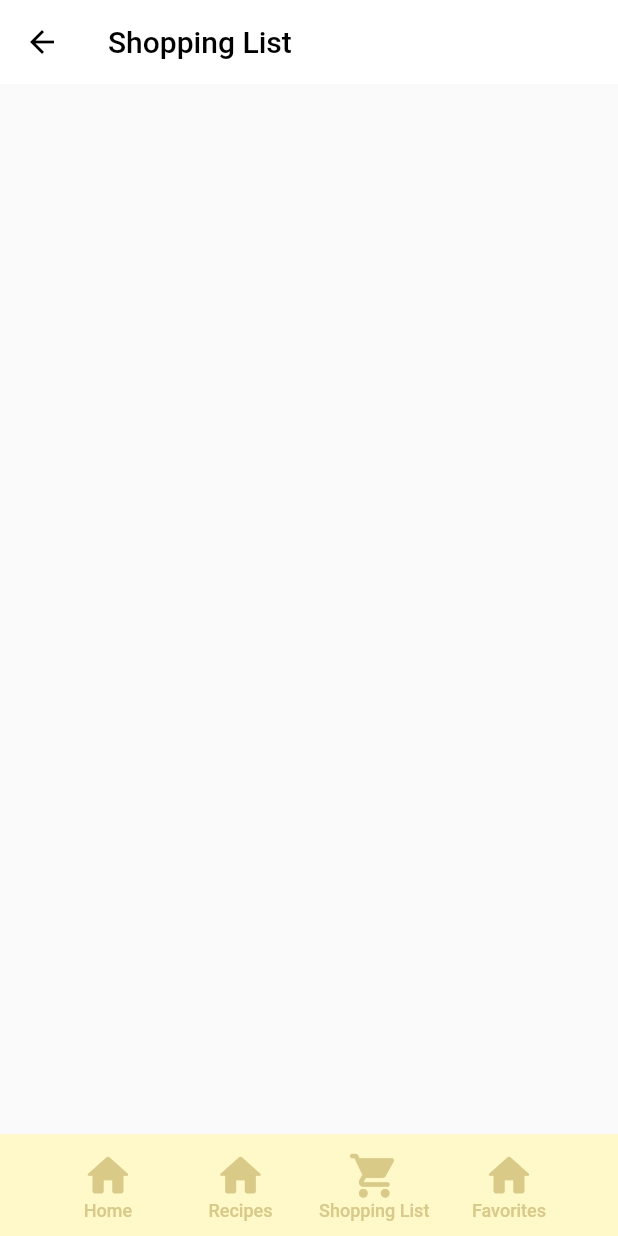
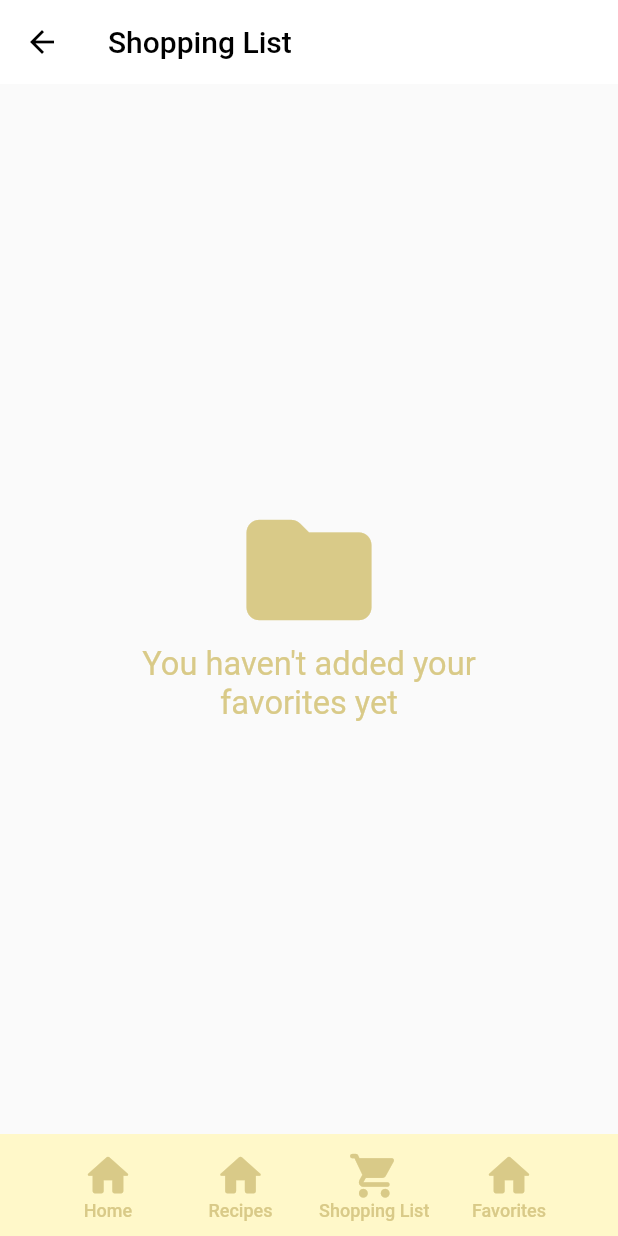
Before and after one commit to Alessa-Gillespie/Kusina-App, a Flutter app: the ShoppingList screen opened by its route, on a phone screen of 412 x 824 dp. Run offline on Flutter 3.47's test engine with Material 2 defaults, Android fonts, the phone set to English and light mode, and no system bars.

Commit message:
1. added an empty section in shopping list page 2. added comments in shopping list page and favorite page about this

```diff
--- a/lib/navbar.dart
+++ b/lib/navbar.dart
@@ -37,7 +37,8 @@ class NavBar extends StatelessWidget {
                     icon: Icons.home_rounded,
                     text: 'Recipes',
                     onPress: () {
-                      Navigator.pushNamed(context, AppRoutes.ingredientsPageScreen);
+                      Navigator.pushNamed(context, AppRoutes.resultsPageScreen); //if no selected ingredients,
+                                                                                 // it should be recipes page instead
                     }
                 ),
               ),
--- a/lib/screens/favorites_page_screen.dart
+++ b/lib/screens/favorites_page_screen.dart
@@ -17,7 +17,8 @@ class FavoritesPageScreen extends StatefulWidget {
 }
 
 class _FavoritesPageScreenState extends State<FavoritesPageScreen> {
-  bool favoritesListIsEmpty = false;
+  bool _favoritesListIsEmpty = true;//depends sa "database" ng favorites and controls the display of _buildEmptySection()
+                                    //NOTE: this bool is just a placeholder variable
 
   //TEMPORARY CONTAINER PLACEHOLDER FOR IMAGE
   Container placeholder = Container(
@@ -181,9 +182,9 @@ class _FavoritesPageScreenState extends State<FavoritesPageScreen> {
         children: <Widget>[
           SizedBox(height: 22),
           _buildFilterSection(),//filter
-          favoritesListIsEmpty
+          _favoritesListIsEmpty
           ? _buildEmptySection()//empty display
-          : _buildRecipeBlocks(),// recipe blocks
+          : _buildRecipeBlocks(),// display favorite recipes
         ],
       ),
       bottomNavigationBar: NavBar(),
--- a/lib/screens/shopping_list_screen.dart
+++ b/lib/screens/shopping_list_screen.dart
@@ -1,6 +1,7 @@
 import 'package:flutter/material.dart';
 import 'package:kusina_app_v3/routes//app_routes.dart';
 import 'package:kusina_app_v3/navbar.dart';
+import 'package:kusina_app_v3/styles.dart';
 
 // Import the provider packages
 import 'package:provider/provider.dart';
@@ -12,6 +13,31 @@ class ShoppingList extends StatefulWidget {
 }
 
 class _shoppingListState extends State<ShoppingList> {
+  bool _shoppingListIsEmpty = true; //depends sa "database" ng shopping list and controls the display of _buildEmptySection()
+                                      //NOTE: this bool is just a placeholder variable
+  Widget _buildEmptySection(){
+    return Expanded(
+      child: Center(
+        child: Column(
+          crossAxisAlignment: CrossAxisAlignment.center,
+          mainAxisAlignment: MainAxisAlignment.center,
+          children: <Widget>[
+            Icon(
+              Icons.folder_rounded,
+              color: kEmptyPageTextColor,
+              size: 100,
+            ),
+            Text(
+              'You haven\'t added your\nfavorites yet',
+              textAlign: TextAlign.center,
+              style: kEmptyPageTextTextStyle,
+            )
+          ],
+        ),
+      ),
+    );
+  }
+
   @override
   Widget build(BuildContext context) {
     // final deviceSize = MediaQuery.of(context).size; // Get the size of the device
@@ -22,7 +48,9 @@ class _shoppingListState extends State<ShoppingList> {
         title: Text('Shopping List'),
       ),
       body: SafeArea(
-        child: SingleChildScrollView(
+        child: _shoppingListIsEmpty
+                ? _buildEmptySection() //displays empty section
+                : SingleChildScrollView( //displays the contents of shopping list
                   child: Column(
                     // mainAxisSize: MainAxisSize.min,
                     children: <Widget>[
```
Lines whose indentation alone changed are shown as unchanged.
